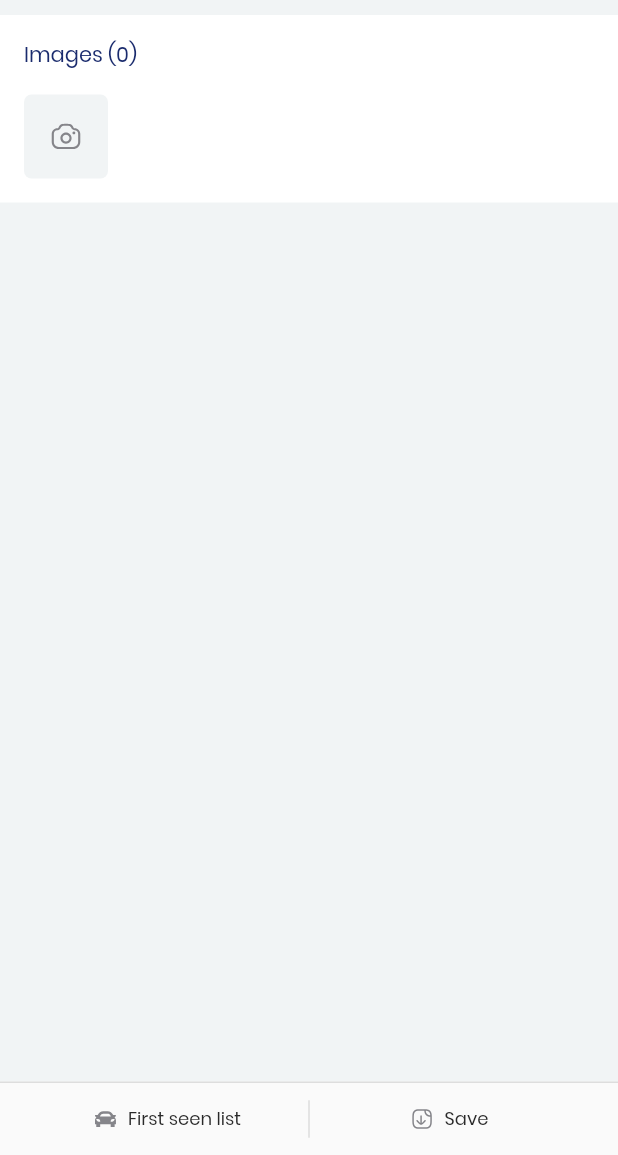
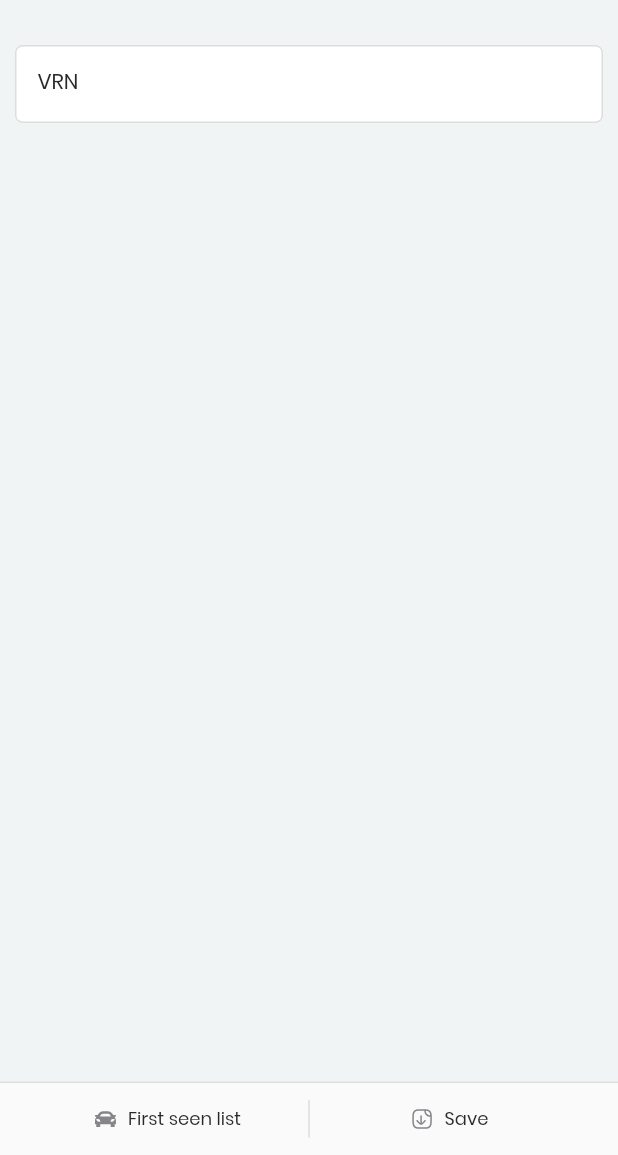
Before and after one commit to HaMinhThien-IT/iWarden, a Flutter app: the screen it shows after launch, on a phone screen of 412 x 824 dp, the part 81-1236 px from its top. Run offline on Flutter 3.47's test engine with Material 2 defaults, Android fonts, the phone set to English and light mode, and no system bars; our stand-ins replace carousel_slider, dropdown_button2, flutter_svg, flutter_typeahead, fluttertoast, image_picker and 1 more.

Commit message:
update layout add

```diff
--- a/lib/screens/add-first-seen/AddFirstSeenScreen.dart
+++ b/lib/screens/add-first-seen/AddFirstSeenScreen.dart
@@ -31,6 +31,7 @@ class _AddFirstSeenScreenState extends State<AddFirstSeenScreen> {
   Widget build(BuildContext context) {
     final widthScreen = MediaQuery.of(context).size.width;
     const padding = 30.0;
+
     fToast.init(context);
     return Scaffold(
       key: globalKey,
@@ -84,7 +85,30 @@ class _AddFirstSeenScreenState extends State<AddFirstSeenScreen> {
       ),
       body: Container(
         margin: const EdgeInsets.only(bottom: ConstSpacing.bottom),
-        child: AddImage(),
+        child: Container(
+          margin: EdgeInsets.only(top: 20),
+          padding: EdgeInsets.all(10),
+          child: Column(
+            children: <Widget>[
+              Form(
+                child: Column(
+                  children: <Widget>[
+                    Container(
+                      // height: 40,
+                      // width: 272,
+                      child: TextFormField(
+                          decoration: const InputDecoration(
+                        labelText: "VRN",
+                        hintText: "Enter VRN",
+                      )),
+                    ),
+                  ],
+                ),
+              ),
+              // AddImage()
+            ],
+          ),
+        ),
       ),
     );
   }
```
